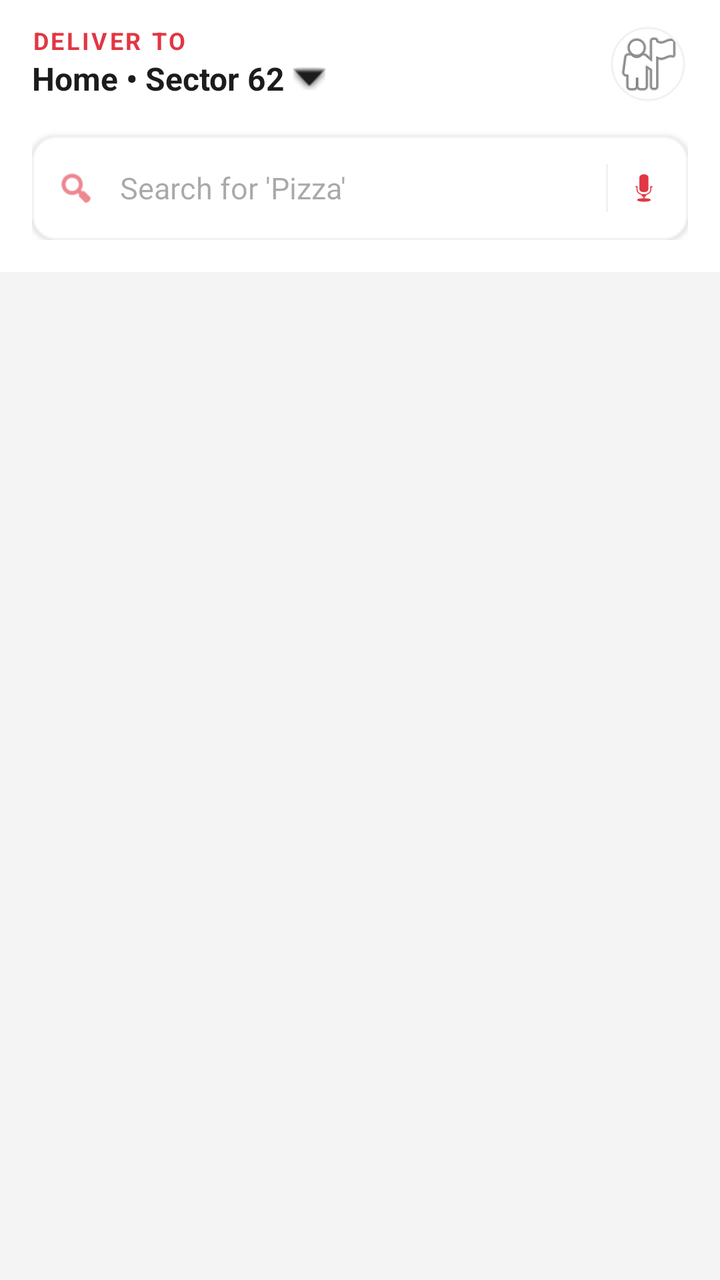
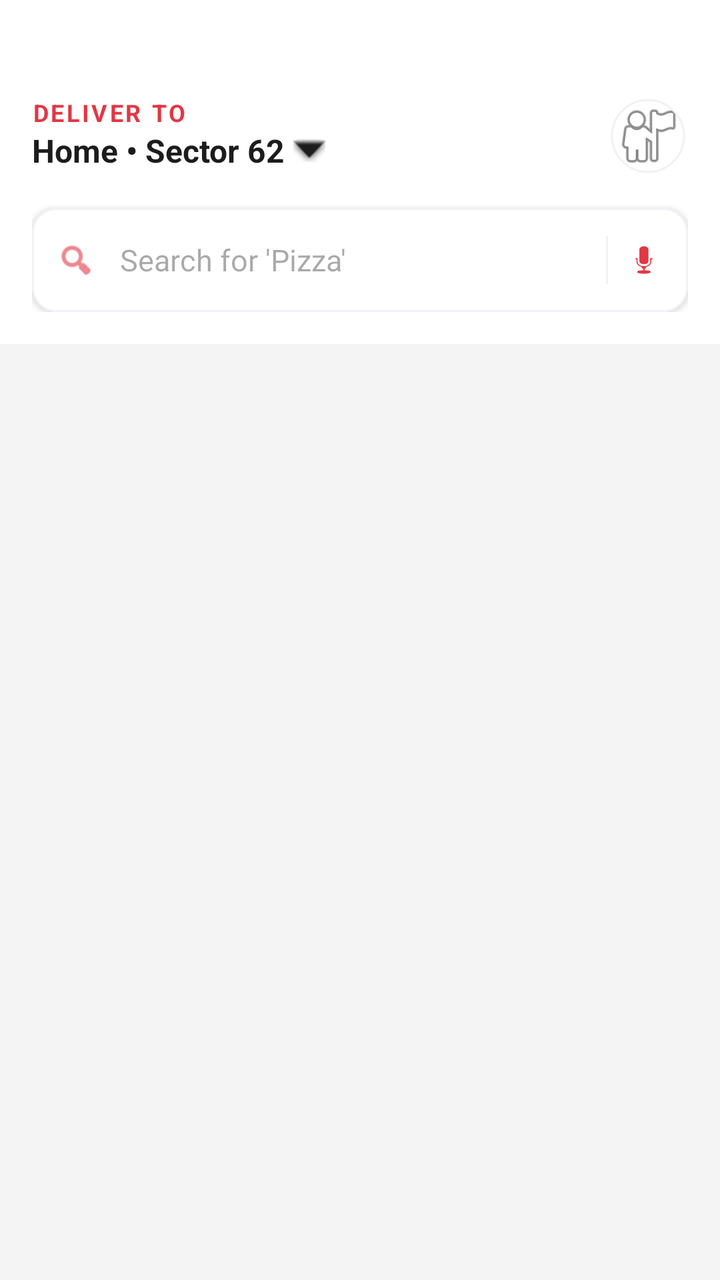

Two renders of the same Android screen: before a commit and after it. Below are the layout's source before the change and the commit's diff.
<!-- AndroidManifest.xml: application theme AppTheme.NoActionBar -->
<!-- res/layout/activity_main.xml -->
<?xml version="1.0" encoding="utf-8"?>
<androidx.coordinatorlayout.widget.CoordinatorLayout xmlns:android="http://schemas.android.com/apk/res/android"
    xmlns:app="http://schemas.android.com/apk/res-auto"
    android:layout_width="match_parent"
    android:layout_height="match_parent"
    android:background="@color/bg_light_grey">

    <com.google.android.material.appbar.AppBarLayout
        android:layout_width="match_parent"
        android:layout_height="wrap_content"
        android:background="@color/white"
        app:elevation="0dp">

        <LinearLayout
            android:layout_width="match_parent"
            android:layout_height="wrap_content"
            android:orientation="vertical"
            android:paddingHorizontal="16dp"
            android:paddingTop="12dp"
            android:paddingBottom="16dp">

            <RelativeLayout
                android:layout_width="match_parent"
                android:layout_height="wrap_content">

                <LinearLayout
                    android:layout_width="wrap_content"
                    android:layout_height="wrap_content"
                    android:orientation="vertical">

                    <TextView
                        android:layout_width="wrap_content"
                        android:layout_height="wrap_content"
                        android:text="Deliver to"
                        android:textColor="@color/primary_red"
                        android:textSize="12sp"
                        android:textStyle="bold"
                        android:textAllCaps="true"
                        android:letterSpacing="0.1" />

                    <LinearLayout
                        android:layout_width="wrap_content"
                        android:layout_height="wrap_content"
                        android:gravity="center_vertical"
                        android:orientation="horizontal">

                        <TextView
                            android:layout_width="wrap_content"
                            android:layout_height="wrap_content"
                            android:text="Home • Sector 62"
                            android:textColor="@color/text_black"
                            android:textSize="16sp"
                            android:textStyle="bold" />

                        <ImageView
                            android:layout_width="16dp"
                            android:layout_height="16dp"
                            android:layout_marginStart="4dp"
                            android:src="@android:drawable/arrow_down_float"
                            app:tint="@color/text_black" />
                    </LinearLayout>
                </LinearLayout>

                <com.google.android.material.imageview.ShapeableImageView
                    android:layout_width="40dp"
                    android:layout_height="40dp"
                    android:layout_alignParentEnd="true"
                    android:layout_centerVertical="true"
                    android:padding="2dp"
                    android:src="@android:drawable/ic_menu_myplaces"
                    app:shapeAppearanceOverlay="@style/CircularImage"
                    app:strokeColor="@color/divider"
                    app:strokeWidth="1dp" />

            </RelativeLayout>

            <com.google.android.material.card.MaterialCardView
                android:layout_width="match_parent"
                android:layout_height="52dp"
                android:layout_marginTop="16dp"
                app:cardBackgroundColor="@color/white"
                app:cardCornerRadius="12dp"
                app:cardElevation="2dp"
                app:strokeColor="@color/divider"
                app:strokeWidth="1dp">

                <LinearLayout
                    android:layout_width="match_parent"
                    android:layout_height="match_parent"
                    android:gravity="center_vertical"
                    android:paddingHorizontal="12dp">

                    <ImageView
                        android:layout_width="20dp"
                        android:layout_height="20dp"
                        android:src="@android:drawable/ic_menu_search"
                        app:tint="@color/primary_red" />

                    <EditText
                        android:layout_width="0dp"
                        android:layout_height="match_parent"
                        android:layout_marginStart="12dp"
                        android:layout_weight="1"
                        android:background="@android:color/transparent"
                        android:hint="Search for 'Pizza'"
                        android:imeOptions="actionSearch"
                        android:inputType="text"
                        android:textSize="15sp" />

                    <View
                        android:layout_width="1dp"
                        android:layout_height="24dp"
                        android:layout_marginHorizontal="8dp"
                        android:background="@color/divider" />

                    <ImageView
                        android:layout_width="20dp"
                        android:layout_height="20dp"
                        android:src="@android:drawable/ic_btn_speak_now"
                        app:tint="@color/primary_red" />

                </LinearLayout>

            </com.google.android.material.card.MaterialCardView>

        </LinearLayout>

    </com.google.android.material.appbar.AppBarLayout>

    <androidx.recyclerview.widget.RecyclerView
        android:id="@+id/restaurantRecyclerView"
        android:layout_width="match_parent"
        android:layout_height="match_parent"
        android:clipToPadding="false"
        android:paddingTop="8dp"
        android:paddingBottom="100dp"
        app:layout_behavior="@string/appbar_scrolling_view_behavior" />

    <com.google.android.material.card.MaterialCardView
        android:id="@+id/viewCartBar"
        android:layout_width="match_parent"
        android:layout_height="64dp"
        android:layout_gravity="bottom"
        android:layout_margin="16dp"
        android:visibility="gone"
        app:cardBackgroundColor="@color/primary_red"
        app:cardCornerRadius="14dp"
        app:cardElevation="8dp"
        app:strokeWidth="0dp">

        <RelativeLayout
            android:layout_width="match_parent"
            android:layout_height="match_parent"
            android:paddingHorizontal="16dp">

            <LinearLayout
                android:layout_width="wrap_content"
                android:layout_height="wrap_content"
                android:layout_centerVertical="true"
                android:orientation="vertical">

                <TextView
                    android:id="@+id/cartSummaryText"
                    android:layout_width="wrap_content"
                    android:layout_height="wrap_content"
                    android:text="2 items | ₹450"
                    android:textColor="@color/white"
                    android:textSize="14sp"
                    android:textStyle="bold" />

                <TextView
                    android:layout_width="wrap_content"
                    android:layout_height="wrap_content"
                    android:text="From Domino's Pizza"
                    android:textColor="@color/primary_red_light"
                    android:textSize="11sp" />
            </LinearLayout>

            <LinearLayout
                android:layout_width="wrap_content"
                android:layout_height="wrap_content"
                android:layout_alignParentEnd="true"
                android:layout_centerVertical="true"
                android:gravity="center_vertical"
                android:orientation="horizontal">

                <TextView
                    android:layout_width="wrap_content"
                    android:layout_height="wrap_content"
                    android:text="Next"
                    android:textColor="@color/white"
                    android:textSize="16sp"
                    android:textStyle="bold" />

                <ImageView
                    android:layout_width="20dp"
                    android:layout_height="20dp"
                    android:layout_marginStart="4dp"
                    android:src="@android:drawable/ic_media_play"
                    app:tint="@color/white" />
            </LinearLayout>

        </RelativeLayout>

    </com.google.android.material.card.MaterialCardView>

</androidx.coordinatorlayout.widget.CoordinatorLayout>
<!-- resources referenced by this layout -->
<resources>
  <color name="bg_light_grey">#F4F4F4</color>
  <color name="divider">#F1F1F6</color>
  <color name="primary_red">#E23744</color>
  <color name="primary_red_light">#FFEBED</color>
  <color name="text_black">#1C1C1C</color>
  <color name="white">#FFFFFFFF</color>
  <style name="CircularImage">
          <item name="cornerFamily">rounded</item>
          <item name="cornerSize">50%</item>
      </style>
  <style name="AppTheme.NoActionBar" parent="Theme.Material3.Light.NoActionBar">
          <item name="colorPrimary">@color/primary_red</item>
          <item name="colorPrimaryDark">@color/primary_red_dark</item>
          <item name="colorAccent">@color/primary_red</item>
          <item name="android:windowBackground">@color/bg_light_grey</item>
          <item name="android:statusBarColor">@color/white</item>
          <item name="android:windowLightStatusBar">true</item>
      </style>
  <color name="primary_red_dark">#C12733</color>
</resources>

<!-- the commit's change to res/layout/activity_main.xml (unified diff, before → after) -->
@@ -16,7 +16,7 @@
             android:layout_height="wrap_content"
             android:orientation="vertical"
             android:paddingHorizontal="16dp"
-            android:paddingTop="12dp"
+            android:paddingTop="48dp"
             android:paddingBottom="16dp">
 
             <RelativeLayout
